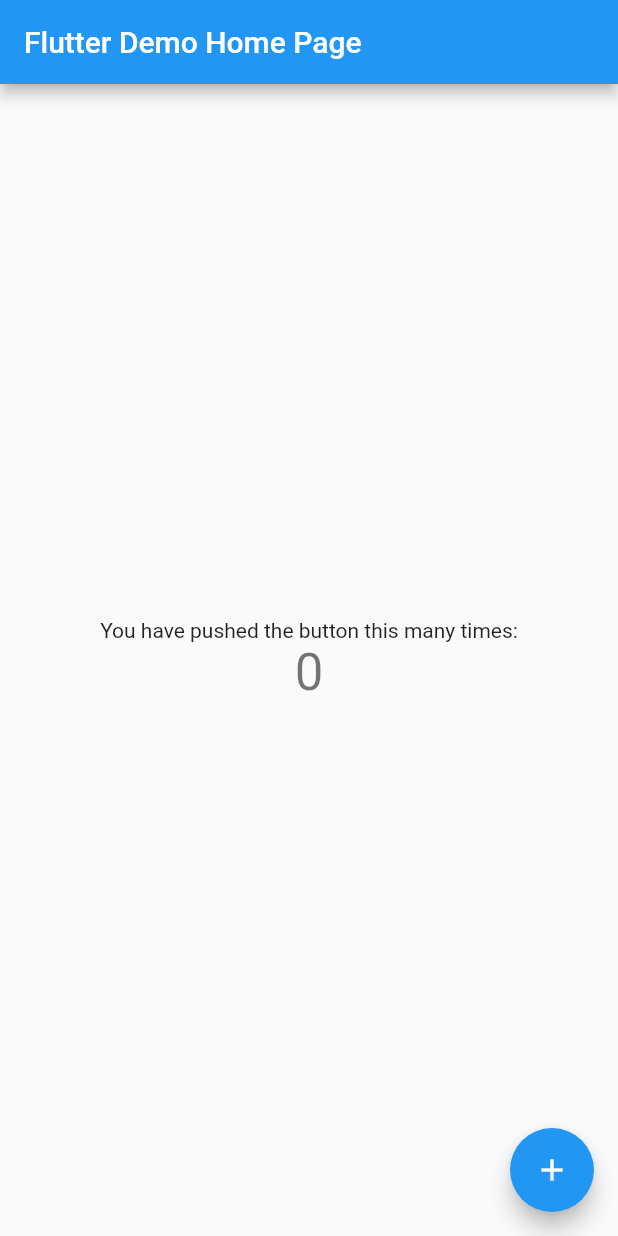
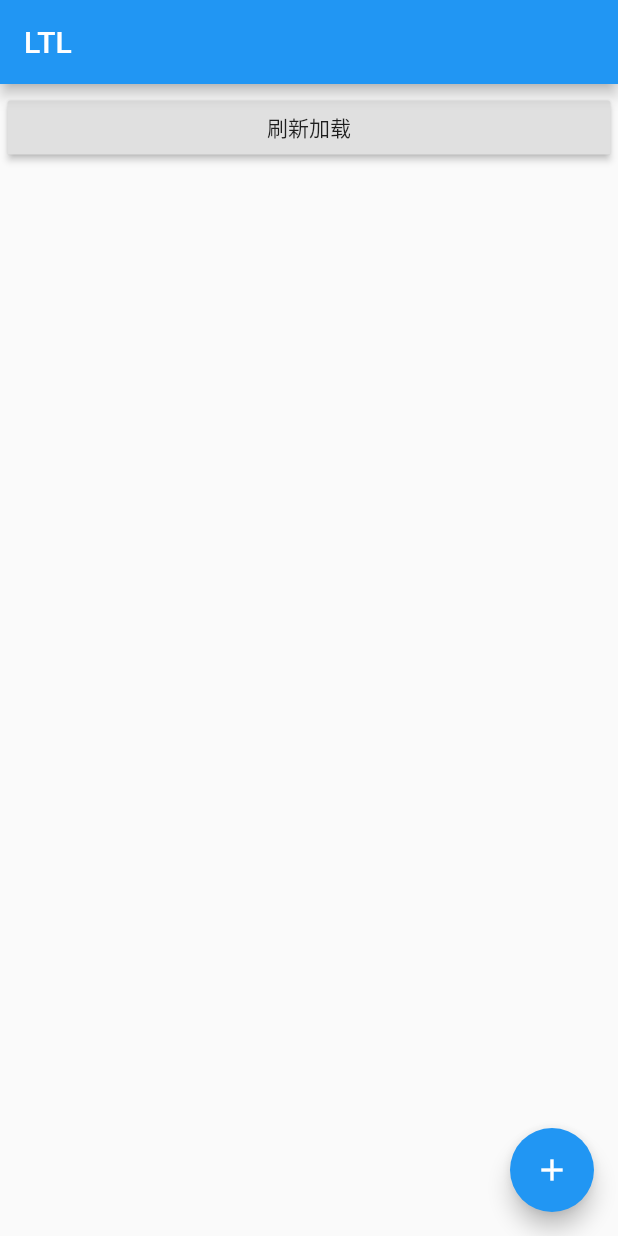
Before and after one commit to shuguoli68/learn_three, a Flutter app: the screen it shows after launch, on a phone screen of 412 x 824 dp. Run offline on Flutter 3.47's test engine with Material 2 defaults, Android fonts, the phone set to English and light mode, and no system bars; missing offline and left inert: zeking_refresh.

Commit message:
添加刷新加载

```diff
--- a/lib/main.dart
+++ b/lib/main.dart
@@ -1,42 +1,25 @@
 import 'package:flutter/material.dart';
+import 'fresh/fresh_simple.dart';
+import 'global/common.dart';
 
 void main() => runApp(MyApp());
 
 class MyApp extends StatelessWidget {
-  // This widget is the root of your application.
   @override
   Widget build(BuildContext context) {
     return MaterialApp(
       title: 'Flutter Demo',
+      debugShowCheckedModeBanner: false,
       theme: ThemeData(
-        // This is the theme of your application.
-        //
-        // Try running your application with "flutter run". You'll see the
-        // application has a blue toolbar. Then, without quitting the app, try
-        // changing the primarySwatch below to Colors.green and then invoke
-        // "hot reload" (press "r" in the console where you ran "flutter run",
-        // or simply save your changes to "hot reload" in a Flutter IDE).
-        // Notice that the counter didn't reset back to zero; the application
-        // is not restarted.
         primarySwatch: Colors.blue,
       ),
-      home: MyHomePage(title: 'Flutter Demo Home Page'),
+      home: MyHomePage(title: 'LTL'),
     );
   }
 }
 
 class MyHomePage extends StatefulWidget {
   MyHomePage({Key key, this.title}) : super(key: key);
-
-  // This widget is the home page of your application. It is stateful, meaning
-  // that it has a State object (defined below) that contains fields that affect
-  // how it looks.
-
-  // This class is the configuration for the state. It holds the values (in this
-  // case the title) provided by the parent (in this case the App widget) and
-  // used by the build method of the State. Fields in a Widget subclass are
-  // always marked "final".
-
   final String title;
 
   @override
@@ -48,56 +31,28 @@
 
   void _incrementCounter() {
     setState(() {
-      // This call to setState tells the Flutter framework that something has
-      // changed in this State, which causes it to rerun the build method below
-      // so that the display can reflect the updated values. If we changed
-      // _counter without calling setState(), then the build method would not be
-      // called again, and so nothing would appear to happen.
       _counter++;
     });
   }
 
   @override
   Widget build(BuildContext context) {
-    // This method is rerun every time setState is called, for instance as done
-    // by the _incrementCounter method above.
-    //
-    // The Flutter framework has been optimized to make rerunning build methods
-    // fast, so that you can just rebuild anything that needs updating rather
-    // than having to individually change instances of widgets.
     return Scaffold(
       appBar: AppBar(
-        // Here we take the value from the MyHomePage object that was created by
-        // the App.build method, and use it to set our appbar title.
         title: Text(widget.title),
       ),
-      body: Center(
-        // Center is a layout widget. It takes a single child and positions it
-        // in the middle of the parent.
+      body: SingleChildScrollView(
         child: Column(
-          // Column is also a layout widget. It takes a list of children and
-          // arranges them vertically. By default, it sizes itself to fit its
-          // children horizontally, and tries to be as tall as its parent.
-          //
-          // Invoke "debug painting" (press "p" in the console, choose the
-          // "Toggle Debug Paint" action from the Flutter Inspector in Android
-          // Studio, or the "Toggle Debug Paint" command in Visual Studio Code)
-          // to see the wireframe for each widget.
-          //
-          // Column has various properties to control how it sizes itself and
-          // how it positions its children. Here we use mainAxisAlignment to
-          // center the children vertically; the main axis here is the vertical
-          // axis because Columns are vertical (the cross axis would be
-          // horizontal).
-          mainAxisAlignment: MainAxisAlignment.center,
           children: <Widget>[
-            Text(
-              'You have pushed the button this many times:',
+
+            Container(
+              margin: EdgeInsets.all(5),
+              width: double.maxFinite,
+              child: RaisedButton(onPressed:(){
+                goTo(context, FreshSimple());
+              },child: Text('刷新加载'),)
             ),
-            Text(
-              '$_counter',
-              style: Theme.of(context).textTheme.display1,
-            ),
+
           ],
         ),
       ),
@@ -105,7 +60,7 @@
         onPressed: _incrementCounter,
         tooltip: 'Increment',
         child: Icon(Icons.add),
-      ), // This trailing comma makes auto-formatting nicer for build methods.
+      ),
     );
   }
 }
--- a/pubspec.yaml
+++ b/pubspec.yaml
@@ -23,6 +23,10 @@
   # The following adds the Cupertino Icons font to your application.
   # Use with the CupertinoIcons class for iOS style icons.
   cupertino_icons: ^0.1.2
+  json_serializable: ^3.2.3 # https://github.com/dart-lang/json_serializable
+  dio: ^3.0.7 # https://github.com/flutterchina/dio
+  zeking_refresh: ^0.0.8 # https://github.com/LZQL/zeking_refresh
+
 
 dev_dependencies:
   flutter_test:
```
Also changed, not shown: lib/fresh/fresh_simple.dart (added, +124 -0 lines), lib/global/common.dart (added, +24 -0 lines), pubspec.lock, 1 other file.
